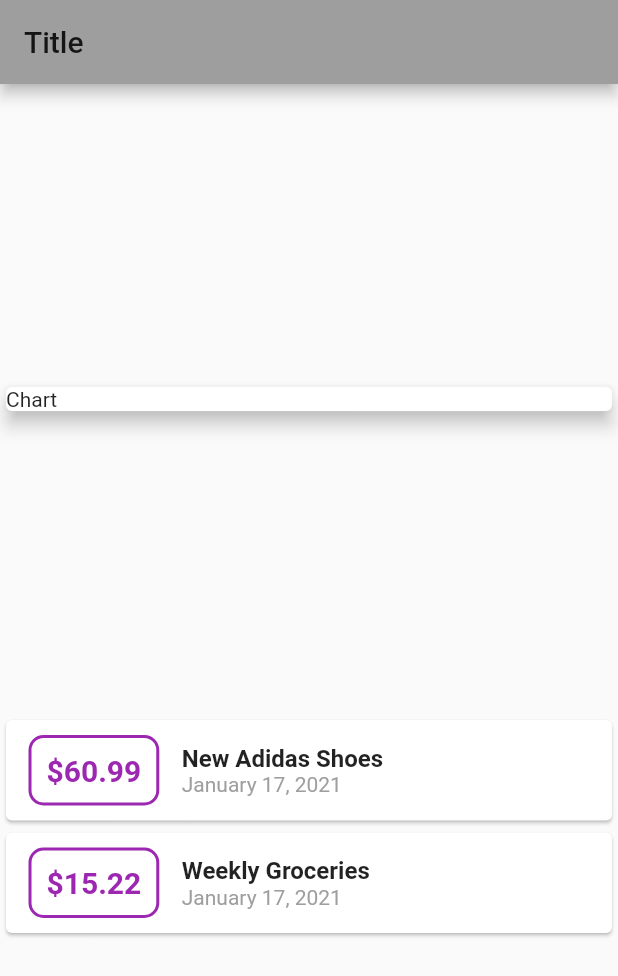
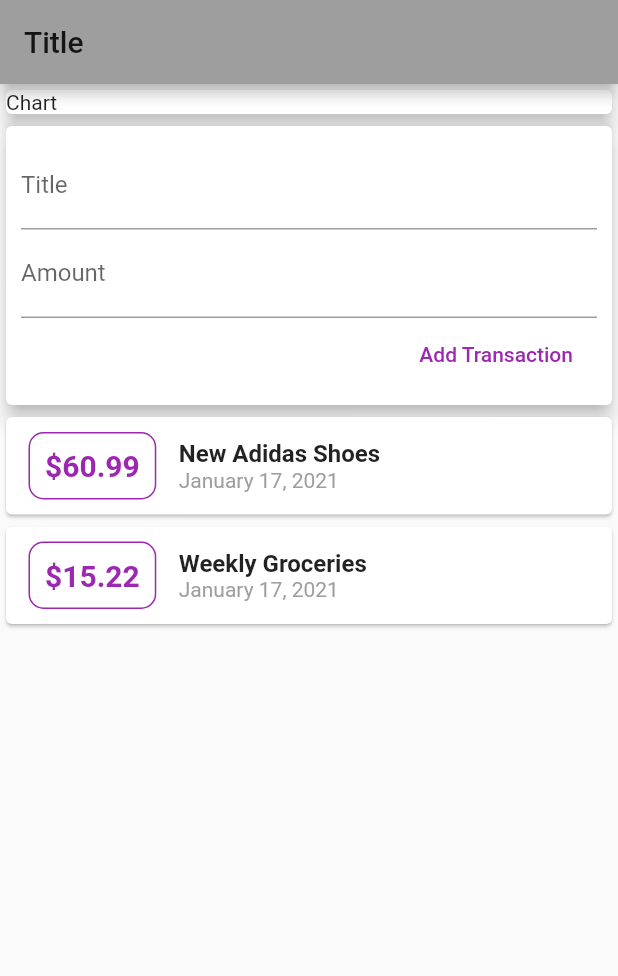
Before and after one commit to jemcmullin/flutter_personal_finance_app_udemy, a Flutter app: the screen it shows after launch, on a phone screen of 412 x 824 dp. Shown: the top 976 px of the screen. Run offline on Flutter 3.47's test engine with Material 2 defaults, Android fonts, the phone set to English and light mode, and no system bars.

Commit message:
Refactor individual widgets. Add input & Scrolling

```diff
--- a/lib/main.dart
+++ b/lib/main.dart
@@ -1,6 +1,6 @@
 import 'package:flutter/material.dart';
-import 'package:personal_expenses_app/transaction.dart';
-import 'package:intl/intl.dart';
+
+import './widgets/user_transactions.dart';
 
 void main() {
   runApp(MyApp());
@@ -21,27 +21,15 @@ class MyApp extends StatelessWidget {
 }
 
 class MyHomePage extends StatelessWidget {
-  final List<Transaction> transactions = [
-    Transaction(
-        id: 't1',
-        title: 'New Adidas Shoes',
-        amount: 60.99,
-        date: DateTime.now()),
-    Transaction(
-        id: 't2',
-        title: 'Weekly Groceries',
-        amount: 15.22,
-        date: DateTime.now()),
-  ];
-
   @override
   Widget build(BuildContext context) {
     return Scaffold(
       appBar: AppBar(
         title: Text('Title'),
       ),
-      body: Column(
-        mainAxisAlignment: MainAxisAlignment.spaceEvenly,
+      body: SingleChildScrollView(
+        child: Column(
+          //mainAxisAlignment: MainAxisAlignment.spaceEvenly,
           crossAxisAlignment: CrossAxisAlignment.stretch,
           children: [
             Container(
@@ -51,50 +39,9 @@ class MyHomePage extends StatelessWidget {
                 elevation: 5,
               ),
             ),
-          Column(
-            children: transactions.map((tx) {
-              return Card(
-                child: Row(
-                  children: <Widget>[
-                    Container(
-                      child: Text(
-                        '\$${tx.amount}',
-                        style: TextStyle(
-                          fontWeight: FontWeight.bold,
-                          fontSize: 20,
-                          color: Colors.purple,
-                        ),
-                      ),
-                      margin:
-                          EdgeInsets.symmetric(horizontal: 15, vertical: 10),
-                      padding: EdgeInsets.all(10),
-                      decoration: BoxDecoration(
-                        border: Border.all(color: Colors.purple, width: 2),
-                        borderRadius: BorderRadius.circular(10),
-                      ),
-                    ),
-                    Column(
-                      crossAxisAlignment: CrossAxisAlignment.start,
-                      children: [
-                        Text(
-                          tx.title,
-                          style: TextStyle(
-                            fontWeight: FontWeight.bold,
-                            fontSize: 16,
-                          ),
-                        ),
-                        Text(
-                          DateFormat.yMMMMd().format(tx.date),
-                          style: TextStyle(color: Colors.grey),
-                        ),
+            UserTransactions(),
           ],
         ),
-                  ],
-                ),
-              );
-            }).toList(),
-          ),
-        ],
       ),
     );
   }
--- /dev/null
+++ b/lib/widgets/new_transaction.dart
@@ -0,0 +1,54 @@
+import 'package:flutter/material.dart';
+
+class NewTransaction extends StatelessWidget {
+  final Function addTransaction;
+
+  NewTransaction(this.addTransaction);
+
+  final titleController = TextEditingController();
+  final amountController = TextEditingController();
+
+  void _submitTransaction() {
+    final submitTitle = titleController.text;
+    final submitAmount = double.parse(amountController.text);
+
+    if (submitTitle.isEmpty || submitAmount <= 0) {
+      return;
+    }
+
+    addTransaction(newTitle: submitTitle, newAmount: submitAmount);
+  }
+
+  @override
+  Widget build(BuildContext context) {
+    return Card(
+      elevation: 5,
+      child: Padding(
+        padding: const EdgeInsets.all(10),
+        child: Column(
+          crossAxisAlignment: CrossAxisAlignment.end,
+          children: <Widget>[
+            TextField(
+              decoration: InputDecoration(labelText: 'Title'),
+              controller: titleController,
+              onSubmitted: (_) => _submitTransaction(),
+            ),
+            TextField(
+              decoration: InputDecoration(labelText: 'Amount'),
+              controller: amountController,
+              keyboardType: TextInputType.number,
+              onSubmitted: (_) => _submitTransaction(),
+            ),
+            FlatButton(
+              child: Text(
+                'Add Transaction',
+                style: TextStyle(color: Colors.purple),
+              ),
+              onPressed: _submitTransaction,
+            )
+          ],
+        ),
+      ),
+    );
+  }
+}
--- /dev/null
+++ b/lib/widgets/transaction_list.dart
@@ -0,0 +1,60 @@
+import 'package:flutter/material.dart';
+import 'package:intl/intl.dart';
+
+import '../models/transaction.dart';
+
+class TransactionList extends StatelessWidget {
+  final List<Transaction> transactions;
+
+  TransactionList(this.transactions);
+
+  @override
+  Widget build(BuildContext context) {
+    return Container(
+      height: 400,
+      child: ListView.builder(
+        itemCount: transactions.length,
+        itemBuilder: (itemBuilderContext, index) {
+          return Card(
+            child: Row(
+              children: <Widget>[
+                Container(
+                  child: Text(
+                    '\$${transactions[index].amount.toStringAsFixed(2)}',
+                    style: TextStyle(
+                      fontWeight: FontWeight.bold,
+                      fontSize: 20,
+                      color: Colors.purple,
+                    ),
+                  ),
+                  margin: EdgeInsets.symmetric(horizontal: 15, vertical: 10),
+                  padding: EdgeInsets.all(10),
+                  decoration: BoxDecoration(
+                    border: Border.all(color: Colors.purple, width: 1),
+                    borderRadius: BorderRadius.circular(10),
+                  ),
+                ),
+                Column(
+                  crossAxisAlignment: CrossAxisAlignment.start,
+                  children: [
+                    Text(
+                      transactions[index].title,
+                      style: TextStyle(
+                        fontWeight: FontWeight.bold,
+                        fontSize: 16,
+                      ),
+                    ),
+                    Text(
+                      DateFormat.yMMMMd().format(transactions[index].date),
+                      style: TextStyle(color: Colors.grey),
+                    ),
+                  ],
+                ),
+              ],
+            ),
+          );
+        },
+      ),
+    );
+  }
+}
--- /dev/null
+++ b/lib/widgets/user_transactions.dart
@@ -0,0 +1,48 @@
+import 'package:flutter/material.dart';
+
+import './new_transaction.dart';
+import './transaction_list.dart';
+
+import '../models/transaction.dart';
+
+class UserTransactions extends StatefulWidget {
+  @override
+  _UserTransactionsState createState() => _UserTransactionsState();
+}
+
+class _UserTransactionsState extends State<UserTransactions> {
+  final List<Transaction> _userTransactions = [
+    Transaction(
+        id: 't1',
+        title: 'New Adidas Shoes',
+        amount: 60.99,
+        date: DateTime.now()),
+    Transaction(
+        id: 't2',
+        title: 'Weekly Groceries',
+        amount: 15.22,
+        date: DateTime.now()),
+  ];
+
+  void _addNewTransaction({String newTitle, double newAmount}) {
+    final newTransaction = Transaction(
+        id: DateTime.now().toString(),
+        title: newTitle,
+        amount: newAmount,
+        date: DateTime.now());
+
+    setState(() {
+      _userTransactions.add(newTransaction);
+    });
+  }
+
+  @override
+  Widget build(BuildContext context) {
+    return Column(
+      children: [
+        NewTransaction(_addNewTransaction),
+        TransactionList(_userTransactions),
+      ],
+    );
+  }
+}
```
Also changed, not shown: lib/models/transaction.dart (renamed from lib/transaction.dart). Lines whose indentation alone changed are shown as unchanged.
